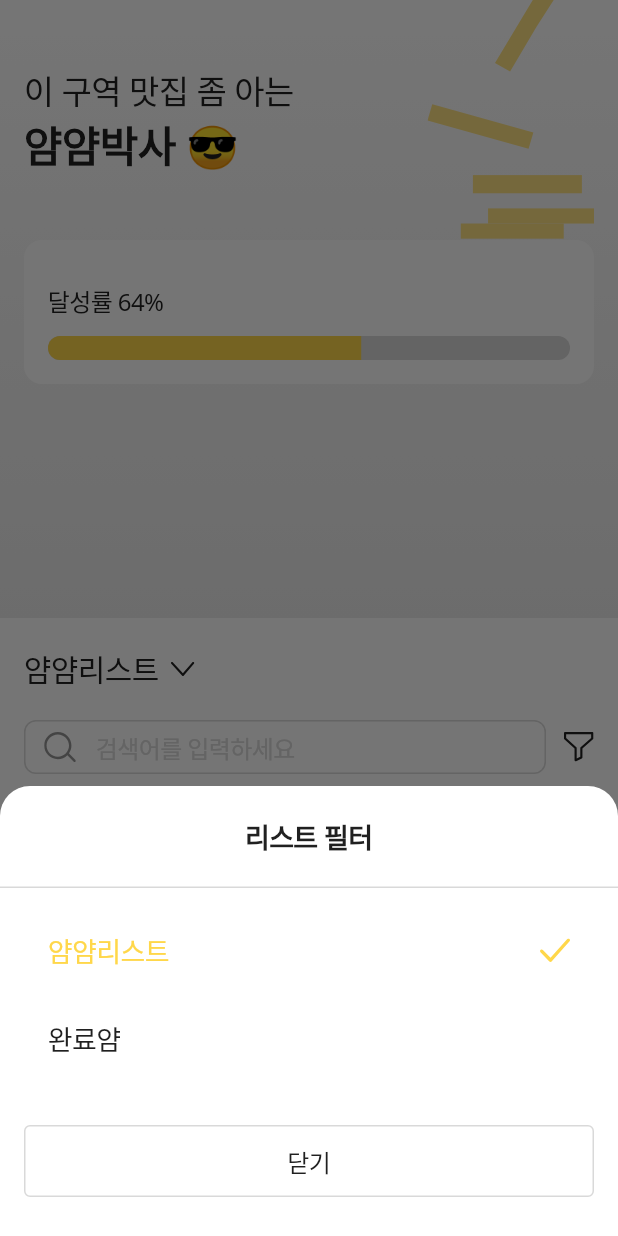
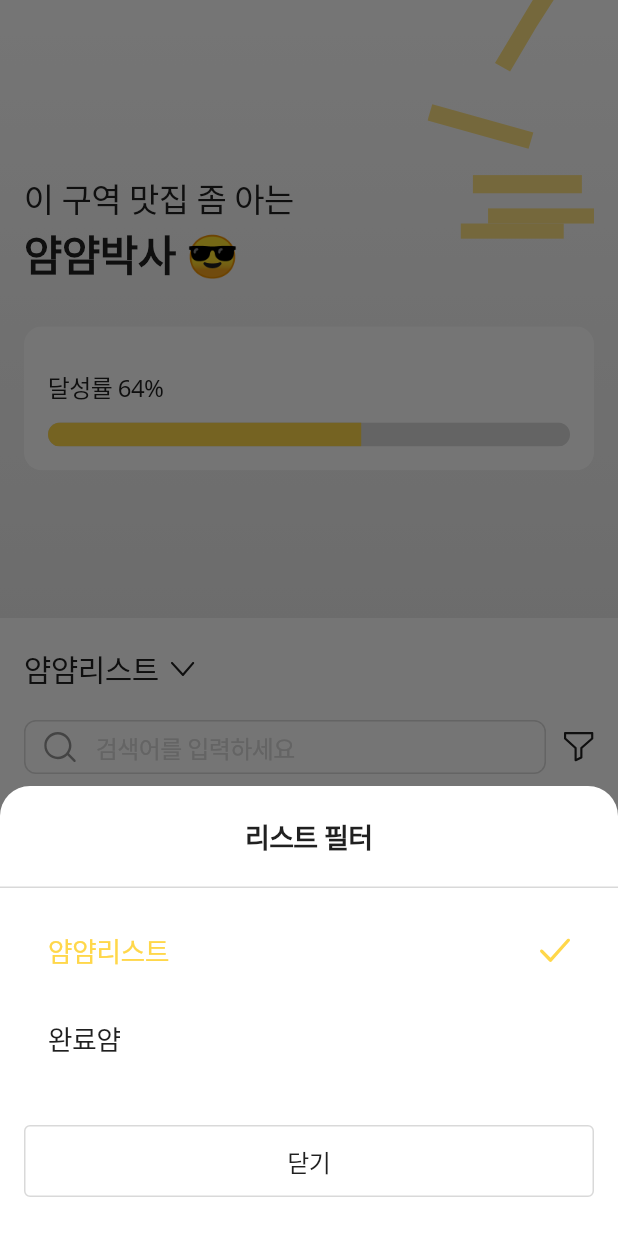
Before and after one commit to helloyeseul/yamyam, a Flutter app: the YamListScreen screen opened directly, after a tap on "얌얌리스트", on a phone screen of 412 x 824 dp. Run offline on Flutter 3.47's test engine with Material 2 defaults, Android fonts, the phone set to English and light mode, and no system bars; our stand-ins replace flutter_svg, get, google_fonts; network calls fail.

Commit message:
얌리스트 UI 리팩토링

```diff
--- a/lib/src/view/screens/main/main_binding.dart
+++ b/lib/src/view/screens/main/main_binding.dart
@@ -1,10 +1,10 @@
 import 'package:get/get.dart';
 import 'package:yamstack/src/view/screens/main/main_controller.dart';
 import 'package:yamstack/src/view/screens/store/list/store_list_controller.dart';
-import 'package:yamstack/src/view/screens/store/yamlist/filter/filter_controller.dart';
-import 'package:yamstack/src/view/screens/store/yamlist/search/search_controller.dart';
-import 'package:yamstack/src/view/screens/store/yamlist/yam_list_controller.dart';
 import 'package:yamstack/src/view/screens/user/mypage/my_page_controller.dart';
+import 'package:yamstack/src/view/screens/yamlist/filter/filter_controller.dart';
+import 'package:yamstack/src/view/screens/yamlist/search/search_controller.dart';
+import 'package:yamstack/src/view/screens/yamlist/yam_list_controller.dart';
 
 class MainBinding extends Bindings {
   @override
--- a/lib/src/view/screens/main/main_screen.dart
+++ b/lib/src/view/screens/main/main_screen.dart
@@ -4,8 +4,8 @@ import 'package:get/get.dart';
 import 'package:yamstack/src/view/screens/main/main_controller.dart';
 import 'package:yamstack/src/view/screens/main/widgets/bottom_navigation.dart';
 import 'package:yamstack/src/view/screens/store/list/store_list_screen.dart';
-import 'package:yamstack/src/view/screens/store/yamlist/yam_list_screen.dart';
 import 'package:yamstack/src/view/screens/user/mypage/my_page_screen.dart';
+import 'package:yamstack/src/view/screens/yamlist/yam_list_screen.dart';
 
 class MainScreen extends GetView<MainController> {
   static const ROUTE = '/home';
--- a/lib/src/view/screens/store/yamlist/widgets/scrollable_sheet.dart
+++ /dev/null
@@ -1,67 +0,0 @@
-import 'package:flutter/material.dart';
-import 'package:yamstack/resource/color_resource.dart';
-import 'package:yamstack/src/view/screens/store/yamlist/filter/filter_group.dart';
-import 'package:yamstack/src/view/screens/store/yamlist/list/yam_list_item.dart';
-import 'package:yamstack/src/view/screens/store/yamlist/search/search_group.dart';
-
-class ScrollableSheet extends StatelessWidget {
-  const ScrollableSheet({Key? key}) : super(key: key);
-
-  @override
-  Widget build(BuildContext context) {
-    return DraggableScrollableSheet(
-      initialChildSize: 0.5,
-      minChildSize: 0.5,
-      builder: (context, scrollController) {
-        return Container(
-          color: Colors.white,
-          child: NotificationListener<OverscrollIndicatorNotification>(
-            onNotification: (notification) {
-              notification.disallowGlow();
-              return true;
-            },
-            child: CustomScrollView(
-              controller: scrollController,
-              slivers: [
-                SliverAppBar(
-                  toolbarHeight: 120,
-                  flexibleSpace: Container(
-                    padding: const EdgeInsets.all(16.0),
-                    child: Column(
-                      children: [
-                        Expanded(child: FilterGroup()),
-                        const SizedBox(height: 16),
-                        Expanded(child: SearchGroup()),
-                      ],
-                    ),
-                  ),
-                  floating: true,
-                  pinned: true,
-                ),
-                SliverList(
-                  delegate: SliverChildListDelegate(
-                    [
-                      ListView.separated(
-                        physics: NeverScrollableScrollPhysics(),
-                        padding: const EdgeInsets.only(
-                            top: 16, bottom: 16, left: 16, right: 16),
-                        shrinkWrap: true,
-                        itemCount: 10,
-                        itemBuilder: (context, index) => YamListItem(),
-                        separatorBuilder: (context, index) => const Divider(
-                          height: 20,
-                          thickness: 2,
-                          color: ColorResource.greyLight,
-                        ),
-                      ),
-                    ],
-                  ),
-                ),
-              ],
-            ),
-          ),
-        );
-      },
-    );
-  }
-}
--- a/lib/src/view/screens/store/yamlist/widgets/yam_list_group.dart
+++ /dev/null
@@ -1,48 +0,0 @@
-import 'package:flutter/material.dart';
-import 'package:yamstack/resource/color_resource.dart';
-import 'package:yamstack/src/view/screens/store/yamlist/filter/filter_group.dart';
-import 'package:yamstack/src/view/screens/store/yamlist/list/yam_list_item.dart';
-import 'package:yamstack/src/view/screens/store/yamlist/search/search_group.dart';
-
-class YamListGroup extends StatelessWidget {
-  const YamListGroup({
-    Key? key,
-    required this.scrollController,
-  }) : super(key: key);
-
-  final ScrollController scrollController;
-
-  @override
-  Widget build(BuildContext context) {
-    return NotificationListener<OverscrollIndicatorNotification>(
-      onNotification: (notification) {
-        notification.disallowGlow();
-        return true;
-      },
-      child: SingleChildScrollView(
-        //ClampingScrollPhysics, BouncingScrollPhysics
-        physics: ClampingScrollPhysics(),
-        controller: scrollController,
-        child: Column(
-          children: [
-            FilterGroup(),
-            SizedBox(height: 16),
-            SearchGroup(),
-            ListView.separated(
-              physics: NeverScrollableScrollPhysics(),
-              padding: const EdgeInsets.only(top: 24, bottom: 16),
-              shrinkWrap: true,
-              itemCount: 10,
-              itemBuilder: (context, index) => YamListItem(),
-              separatorBuilder: (context, index) => const Divider(
-                height: 20,
-                thickness: 2,
-                color: ColorResource.greyLight,
-              ),
-            ),
-          ],
-        ),
-      ),
-    );
-  }
-}
--- a/lib/src/view/screens/store/yamlist/yam_list_screen.dart
+++ /dev/null
@@ -1,84 +0,0 @@
-import 'package:flutter/material.dart';
-import 'package:flutter/widgets.dart';
-import 'package:flutter_svg/flutter_svg.dart';
-import 'package:get/get.dart';
-import 'package:get/get_state_manager/src/simple/get_view.dart';
-import 'package:yamstack/resource/color_resource.dart';
-import 'package:yamstack/src/view/common/widgets/text/fontstyle/noto_sans.dart';
-import 'package:yamstack/src/view/screens/store/yamlist/filter/filter_controller.dart';
-import 'package:yamstack/src/view/screens/store/yamlist/widgets/scrollable_sheet.dart';
-import 'package:yamstack/src/view/screens/store/yamlist/widgets/yam_list_background.dart';
-import 'package:yamstack/src/view/screens/store/yamlist/yam_list_controller.dart';
-
-class YamListScreen extends GetView<YamListController> {
-  static const ROUTE = '/yamlist';
-
-  final listFilterController = GetInstance().find<FilterController>();
-
-  @override
-  Widget build(BuildContext context) => SafeArea(
-        child: Scaffold(
-          body: Stack(
-            children: [
-              YamListBackground(),
-              Container(
-                padding: const EdgeInsets.symmetric(horizontal: 16),
-                child: Column(
-                  children: [
-                    Row(
-                      children: [
-                        Expanded(
-                          child: Column(
-                            crossAxisAlignment: CrossAxisAlignment.stretch,
-                            children: [
-                              Text('이 구역 맛집 좀 아는', style: NotoSans.size(22)),
-                              Text(
-                                '얌얌박사 😎',
-                                style: NotoSans.size(28,
-                                    fontWeight: FontWeight.w700),
-                              )
-                            ],
-                          ),
-                        ),
-                        Container(
-                          alignment: Alignment.topRight,
-                          child: SvgPicture.asset('assets/svg/yam_list_bg.svg'),
-                        ),
-                      ],
-                    ),
-                    ClipRRect(
-                      borderRadius: BorderRadius.all(Radius.circular(12)),
-                      child: Container(
-                        padding: const EdgeInsets.only(
-                            top: 28, left: 16, right: 16, bottom: 16),
-                        color: Colors.white,
-                        child: Column(
-                          children: [
-                            Container(
-                              alignment: Alignment.centerLeft,
-                              child: Text('달성률 64%', style: NotoSans.size(16)),
-                            ),
-                            SizedBox(height: 12),
-                            ClipRRect(
-                              borderRadius:
-                                  BorderRadius.all(Radius.circular(16)),
-                              child: LinearProgressIndicator(
-                                value: 0.6,
-                                color: ColorResource.yellow,
-                                backgroundColor: ColorResource.grey,
-                                minHeight: 16,
-                              ),
-                            ),
-                          ],
-                        ),
-                      ),
-                    ),
-                  ],
-                ),
-              ),
-              ScrollableSheet(),
-            ],
-          ),
-        ),
-      );
-}
--- a/lib/src/view/screens/store/yamlist/filter/filter_bottom_sheet.dart
+++ b/lib/src/view/screens/yamlist/filter/filter_bottom_sheet.dart
@@ -3,7 +3,7 @@ import 'package:get/get.dart';
 import 'package:yamstack/resource/color_resource.dart';
 import 'package:yamstack/src/view/common/widgets/button/round_outlined_button.dart';
 import 'package:yamstack/src/view/common/widgets/text/fontstyle/noto_sans.dart';
-import 'package:yamstack/src/view/screens/store/yamlist/filter/filter_item_button.dart';
+import 'package:yamstack/src/view/screens/yamlist/filter/filter_item_button.dart';
 
 class FilterBottomSheet extends StatelessWidget {
   const FilterBottomSheet({Key? key}) : super(key: key);
--- a/lib/src/view/screens/store/yamlist/filter/filter_controller.dart
+++ b/lib/src/view/screens/yamlist/filter/filter_controller.dart
@@ -1,5 +1,5 @@
 import 'package:get/get.dart';
-import 'package:yamstack/src/view/screens/store/yamlist/filter/filter_item_button.dart';
+import 'package:yamstack/src/view/screens/yamlist/filter/filter_item_button.dart';
 
 class FilterController extends GetxController {
   final _currentType = FilterType.Yam.obs;
--- a/lib/src/view/screens/store/yamlist/filter/filter_group.dart
+++ b/lib/src/view/screens/yamlist/filter/filter_group.dart
@@ -2,9 +2,9 @@ import 'package:flutter/material.dart';
 import 'package:flutter_svg/svg.dart';
 import 'package:get/get.dart';
 import 'package:yamstack/src/view/common/widgets/text/fontstyle/noto_sans.dart';
-import 'package:yamstack/src/view/screens/store/yamlist/filter/filter_bottom_sheet.dart';
-import 'package:yamstack/src/view/screens/store/yamlist/filter/filter_controller.dart';
-import 'package:yamstack/src/view/screens/store/yamlist/filter/filter_item_button.dart';
+import 'package:yamstack/src/view/screens/yamlist/filter/filter_bottom_sheet.dart';
+import 'package:yamstack/src/view/screens/yamlist/filter/filter_controller.dart';
+import 'package:yamstack/src/view/screens/yamlist/filter/filter_item_button.dart';
 
 class FilterGroup extends StatelessWidget {
   const FilterGroup({Key? key}) : super(key: key);
--- a/lib/src/view/screens/store/yamlist/filter/filter_item_button.dart
+++ b/lib/src/view/screens/yamlist/filter/filter_item_button.dart
@@ -3,7 +3,7 @@ import 'package:flutter_svg/flutter_svg.dart';
 import 'package:get/get.dart';
 import 'package:yamstack/resource/color_resource.dart';
 import 'package:yamstack/src/view/common/widgets/text/fontstyle/noto_sans.dart';
-import 'package:yamstack/src/view/screens/store/yamlist/filter/filter_controller.dart';
+import 'package:yamstack/src/view/screens/yamlist/filter/filter_controller.dart';
 
 enum FilterType { Yam, Done }
 
--- /dev/null
+++ b/lib/src/view/screens/yamlist/list/yam_list_draggable_sheet.dart
@@ -0,0 +1,20 @@
+import 'package:flutter/material.dart';
+import 'package:yamstack/src/view/screens/yamlist/list/yam_list_view.dart';
+
+class YamListDraggableSheet extends StatelessWidget {
+  const YamListDraggableSheet({Key? key}) : super(key: key);
+
+  @override
+  Widget build(BuildContext context) {
+    return DraggableScrollableSheet(
+      initialChildSize: 0.5,
+      minChildSize: 0.5,
+      builder: (context, scrollController) {
+        return Container(
+          color: Colors.white,
+          child: YamListView(scrollController: scrollController),
+        );
+      },
+    );
+  }
+}
--- /dev/null
+++ b/lib/src/view/screens/yamlist/list/yam_list_view.dart
@@ -0,0 +1,59 @@
+import 'package:flutter/material.dart';
+import 'package:yamstack/resource/color_resource.dart';
+import 'package:yamstack/src/view/screens/yamlist/filter/filter_group.dart';
+import 'package:yamstack/src/view/screens/yamlist/list/yam_list_item.dart';
+import 'package:yamstack/src/view/screens/yamlist/search/search_group.dart';
+
+class YamListView extends StatelessWidget {
+  const YamListView({
+    Key? key,
+    required this.scrollController,
+  }) : super(key: key);
+
+  final ScrollController scrollController;
+
+  @override
+  Widget build(BuildContext context) {
+    var yamList = ListView.separated(
+      physics: NeverScrollableScrollPhysics(),
+      padding: const EdgeInsets.all(16),
+      shrinkWrap: true,
+      itemCount: 10,
+      itemBuilder: (context, index) => YamListItem(),
+      separatorBuilder: (context, index) => const Divider(
+        height: 20,
+        thickness: 2,
+        color: ColorResource.greyLight,
+      ),
+    );
+
+    return NotificationListener<OverscrollIndicatorNotification>(
+      onNotification: (notification) {
+        // 리스트 오버스크롤 해제
+        notification.disallowGlow();
+        return true;
+      },
+      child: CustomScrollView(
+        controller: scrollController,
+        slivers: [
+          SliverAppBar(
+            toolbarHeight: 120,
+            flexibleSpace: Container(
+              padding: const EdgeInsets.all(16.0),
+              child: Column(
+                children: [
+                  Expanded(child: FilterGroup()),
+                  const SizedBox(height: 16),
+                  Expanded(child: SearchGroup()),
+                ],
+              ),
+            ),
+            floating: true,
+            pinned: true,
+          ),
+          SliverList(delegate: SliverChildListDelegate([yamList])),
+        ],
+      ),
+    );
+  }
+}
--- a/lib/src/view/screens/store/yamlist/search/search_group.dart
+++ b/lib/src/view/screens/yamlist/search/search_group.dart
@@ -3,7 +3,7 @@ import 'package:flutter_svg/flutter_svg.dart';
 import 'package:get/get.dart';
 import 'package:yamstack/resource/color_resource.dart';
 import 'package:yamstack/src/view/common/widgets/text/fontstyle/noto_sans.dart';
-import 'package:yamstack/src/view/screens/store/yamlist/search/search_controller.dart';
+import 'package:yamstack/src/view/screens/yamlist/search/search_controller.dart';
 
 class SearchGroup extends StatelessWidget {
   const SearchGroup({Key? key}) : super(key: key);
--- a/lib/src/view/screens/store/yamlist/widgets/yam_list_background.dart
+++ b/lib/src/view/screens/yamlist/yam_list_background.dart
@@ -8,6 +8,7 @@ class YamListBackground extends StatelessWidget {
   @override
   Widget build(BuildContext context) {
     return Container(
+      padding: const EdgeInsets.symmetric(horizontal: 16),
       decoration: const BoxDecoration(
         gradient: LinearGradient(
           begin: Alignment.topCenter,
@@ -15,6 +16,10 @@ class YamListBackground extends StatelessWidget {
           colors: [Colors.white, ColorResource.grey],
         ),
       ),
+      child: Container(
+        alignment: Alignment.topRight,
+        child: SvgPicture.asset('assets/svg/yam_list_bg.svg'),
+      ),
     );
   }
 }
--- /dev/null
+++ b/lib/src/view/screens/yamlist/yam_list_screen.dart
@@ -0,0 +1,31 @@
+import 'package:flutter/material.dart';
+import 'package:flutter/widgets.dart';
+import 'package:get/get.dart';
+import 'package:get/get_state_manager/src/simple/get_view.dart';
+import 'package:yamstack/src/view/screens/yamlist/filter/filter_controller.dart';
+import 'package:yamstack/src/view/screens/yamlist/list/yam_list_draggable_sheet.dart';
+import 'package:yamstack/src/view/screens/yamlist/yam_list_background.dart';
+import 'package:yamstack/src/view/screens/yamlist/yam_list_controller.dart';
+import 'package:yamstack/src/view/screens/yamlist/yaminfo/yam_info_group.dart';
+
+class YamListScreen extends GetView<YamListController> {
+  static const ROUTE = '/yamlist';
+
+  final listFilterController = GetInstance().find<FilterController>();
+
+  @override
+  Widget build(BuildContext context) => SafeArea(
+        child: Scaffold(
+          body: Stack(
+            children: [
+              // 배경
+              const YamListBackground(),
+              // 달성률
+              YamInfoGroup(),
+              // 얌리스트
+              YamListDraggableSheet(),
+            ],
+          ),
+        ),
+      );
+}
--- /dev/null
+++ b/lib/src/view/screens/yamlist/yaminfo/yam_info_group.dart
@@ -0,0 +1,54 @@
+import 'package:flutter/material.dart';
+import 'package:get/get.dart';
+import 'package:yamstack/resource/color_resource.dart';
+import 'package:yamstack/src/view/common/widgets/text/fontstyle/noto_sans.dart';
+
+class YamInfoGroup extends StatelessWidget {
+  const YamInfoGroup({Key? key}) : super(key: key);
+
+  @override
+  Widget build(BuildContext context) {
+    return Container(
+      padding: const EdgeInsets.all(16),
+      height: Get.mediaQuery.size.height * 0.4,
+      child: Column(
+        crossAxisAlignment: CrossAxisAlignment.stretch,
+        mainAxisAlignment: MainAxisAlignment.end,
+        children: [
+          Text('이 구역 맛집 좀 아는', style: NotoSans.size(22)),
+          Text(
+            '얌얌박사 😎',
+            style: NotoSans.size(28, fontWeight: FontWeight.w700),
+          ),
+          SizedBox(height: 28),
+          ClipRRect(
+            borderRadius: BorderRadius.all(Radius.circular(12)),
+            child: Container(
+              padding: const EdgeInsets.only(
+                  top: 28, left: 16, right: 16, bottom: 16),
+              color: Colors.white,
+              child: Column(
+                children: [
+                  Container(
+                    alignment: Alignment.centerLeft,
+                    child: Text('달성률 64%', style: NotoSans.size(16)),
+                  ),
+                  SizedBox(height: 12),
+                  ClipRRect(
+                    borderRadius: BorderRadius.all(Radius.circular(16)),
+                    child: LinearProgressIndicator(
+                      value: 0.6,
+                      color: ColorResource.yellow,
+                      backgroundColor: ColorResource.grey,
+                      minHeight: 16,
+                    ),
+                  ),
+                ],
+              ),
+            ),
+          ),
+        ],
+      ),
+    );
+  }
+}
```
Also changed, not shown: lib/src/view/screens/yamlist/list/yam_list_item.dart (renamed from lib/src/view/screens/store/yamlist/list/yam_list_item.dart), lib/src/view/screens/yamlist/search/search_controller.dart (renamed from lib/src/view/screens/store/yamlist/search/search_controller.dart), lib/src/view/screens/yamlist/yam_list_controller.dart (renamed from lib/src/view/screens/store/yamlist/yam_list_controller.dart).
